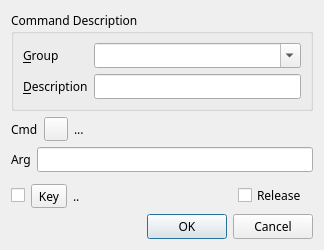
Qt form sdrgui/gui/editcommanddialog.ui (f4exb/sdrangel) before a commit.
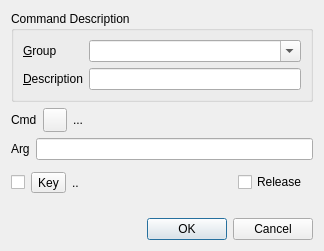
The same form after that commit. Icons and pictures are not drawn. Custom widgets are drawn as their Qt base class.

Commit message: sdrgui: changed all fonts to Liberation

```diff
--- a/sdrgui/gui/editcommanddialog.ui
+++ b/sdrgui/gui/editcommanddialog.ui
@@ -7,12 +7,12 @@
     <x>0</x>
     <y>0</y>
     <width>324</width>
-    <height>239</height>
+    <height>251</height>
    </rect>
   </property>
   <property name="font">
    <font>
-    <family>Sans Serif</family>
+    <family>Liberation Sans</family>
     <pointsize>9</pointsize>
    </font>
   </property>
```
The commit also changes 18 other files.
